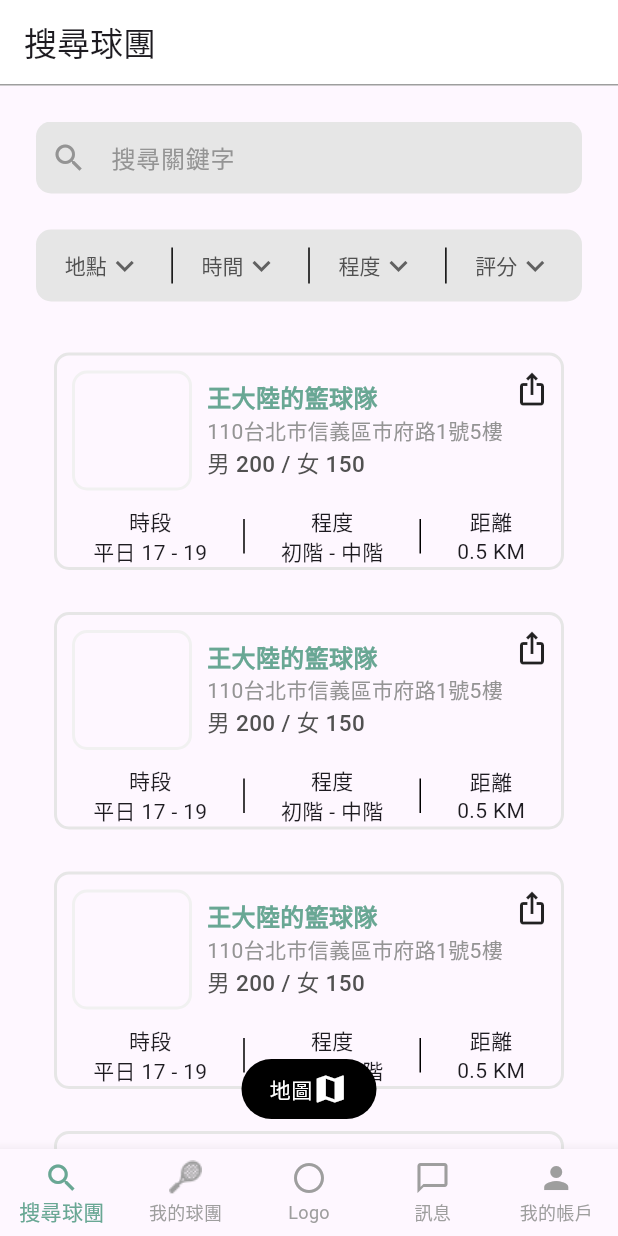
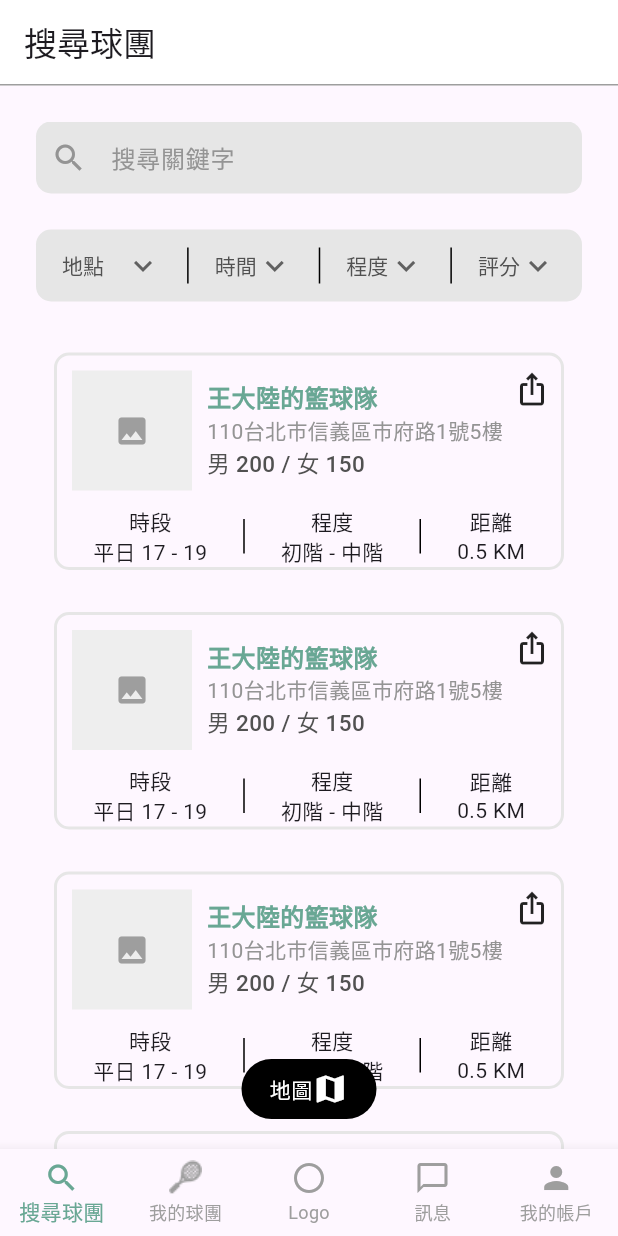
Before and after one commit to WeitingL/joinyou, a Flutter app: the screen it shows after launch, on a phone screen of 412 x 824 dp. Run offline on Flutter 3.47's test engine with Material 3 defaults, Android fonts, the phone set to English and light mode, and no system bars; our stand-ins replace flutter_bloc, geolocator, go_router, google_maps_flutter, image_picker; missing offline and left inert: dart:ffi.

Commit message:
[page] opt map find page.

```diff
--- /dev/null
+++ b/lib/ui/component/image_area.dart
@@ -0,0 +1,109 @@
+/*
+ I want to build a widget can show the image.
+
+ If there is not image file or image url is provided, it will show the image icon with clickable,
+ or it will show the image without clickable.
+ */
+import 'dart:io';
+
+import 'package:flutter/material.dart';
+
+import 'package:image_picker/image_picker.dart';
+
+class ImageArea extends StatefulWidget {
+  final bool enable;
+  final String? imageUrl;
+  final double? width;
+  final double? height;
+  final Function(File)? onImageSelected;
+
+  ImageArea(
+      {this.imageUrl,
+      this.width,
+      this.height,
+      this.onImageSelected,
+      this.enable = true});
+
+  @override
+  _ImageAreaState createState() => _ImageAreaState();
+}
+
+class _ImageAreaState extends State<ImageArea> {
+  File? _imageFile; // 使用 State 來管理 imageFile 的狀態
+
+  final ImagePicker _imagePicker = ImagePicker();
+
+  Future<void> _pickImageFromGallery() async {
+    final pickedFile =
+        await _imagePicker.pickImage(source: ImageSource.gallery);
+    if (pickedFile != null) {
+      widget.onImageSelected?.call(File(pickedFile.path));
+      // 更新 imageFile 的狀態
+      setState(() {
+        _imageFile = File(pickedFile.path);
+      });
+    }
+  }
+
+  Future<void> _pickImageFromCamera() async {
+    final pickedFile = await _imagePicker.pickImage(source: ImageSource.camera);
+    if (pickedFile != null) {
+      widget.onImageSelected?.call(File(pickedFile.path));
+      // 更新 imageFile 的狀態
+      setState(() {
+        _imageFile = File(pickedFile.path);
+      });
+    }
+  }
+
+  @override
+  Widget build(BuildContext context) {
+    return Container(
+      width: widget.width,
+      height: widget.height,
+      color: Colors.grey[200],
+      child: widget.imageUrl != null || _imageFile != null
+          ? InkWell(
+              child: widget.imageUrl != null
+                  ? Image.network(widget.imageUrl!, fit: BoxFit.cover)
+                  : Image.file(_imageFile!, fit: BoxFit.cover),
+            )
+          : GestureDetector(
+              onTap: () {
+                if (!widget.enable) return;
+
+                // Show options to pick image from gallery or camera
+                showModalBottomSheet(
+                  context: context,
+                  builder: (BuildContext context) {
+                    return SafeArea(
+                      child: Column(
+                        mainAxisSize: MainAxisSize.min,
+                        children: <Widget>[
+                          ListTile(
+                            leading: Icon(Icons.photo_library),
+                            title: Text('從相簿選擇'),
+                            onTap: () {
+                              Navigator.pop(context);
+                              _pickImageFromGallery();
+                            },
+                          ),
+                          ListTile(
+                            leading: Icon(Icons.camera_alt),
+                            title: Text('拍照'),
+                            onTap: () {
+                              Navigator.pop(context);
+                              _pickImageFromCamera();
+                            },
+                          ),
+                        ],
+                      ),
+                    );
+                  },
+                );
+              },
+              child: Icon(Icons.photo, color: Colors.grey),
+            ),
+    );
+  }
+}
--- a/lib/ui/component/team_card.dart
+++ b/lib/ui/component/team_card.dart
@@ -2,6 +2,8 @@ import 'package:flutter/cupertino.dart';
 import 'package:flutter/material.dart';
 import 'package:joinyou/app_color.dart';
 import 'package:joinyou/data/data_team.dart';
+
+import 'image_area.dart';
 
 class TeamCard extends StatelessWidget {
   TeamData teamData;
@@ -34,14 +36,10 @@ class TeamCard extends StatelessWidget {
                       // Image
                       Padding(
                           padding: const EdgeInsets.all(10),
-                          child: Container(
-                            height: 80.0,
-                            width: 80.0,
-                            decoration: BoxDecoration(
-                                border: Border.all(
-                                    color: AppColor.grey, width: 2.0),
-                                borderRadius: BorderRadius.circular(10.0)),
-                          )),
+                          child: ImageArea(
+                              width: 80,
+                              height: 80,
+                              enable: false)),
 
                       // Content
                       Column(
--- a/lib/ui/find_team/find_team_page.dart
+++ b/lib/ui/find_team/find_team_page.dart
@@ -111,8 +111,8 @@ class _FilterBar extends State<FilterBar> {
         children: [
           DropdownButton(
             items: const [
-              DropdownMenuItem(child: Text("1"), value: 1),
-              DropdownMenuItem(child: Text("2"), value: 2),
+              DropdownMenuItem(child: Text("台北市"), value: 1),
+              DropdownMenuItem(child: Text("新北市"), value: 2),
             ],
             hint: const Text("地點",
                 style: TextStyle(color: AppColor.text_grey_51)),
@@ -143,8 +143,9 @@ class _FilterBar extends State<FilterBar> {
 //---------------------------------------------------------------------//
           DropdownButton(
             items: const [
-              DropdownMenuItem(child: Text("1"), value: 1),
-              DropdownMenuItem(child: Text("2"), value: 2),
+              DropdownMenuItem(child: Text("初階"), value: 1),
+              DropdownMenuItem(child: Text("中階"), value: 2),
+              DropdownMenuItem(child: Text("高階"), value: 2),
             ],
             hint: const Text("程度",
                 style: TextStyle(color: AppColor.text_grey_51)),
@@ -159,8 +160,11 @@ class _FilterBar extends State<FilterBar> {
 //---------------------------------------------------------------------//
           DropdownButton(
             items: const [
-              DropdownMenuItem(child: Text("1"), value: 1),
-              DropdownMenuItem(child: Text("2"), value: 2),
+              DropdownMenuItem(child: Text("1分"), value: 1),
+              DropdownMenuItem(child: Text("2分"), value: 2),
+              DropdownMenuItem(child: Text("3分"), value: 3),
+              DropdownMenuItem(child: Text("4分"), value: 4),
+              DropdownMenuItem(child: Text("5分"), value: 5),
             ],
             hint: const Text("評分",
                 style: TextStyle(color: AppColor.text_grey_51)),
```
Also changed, not shown: lib/ui/find_team/find_team_map.dart (+44 -39 lines).
